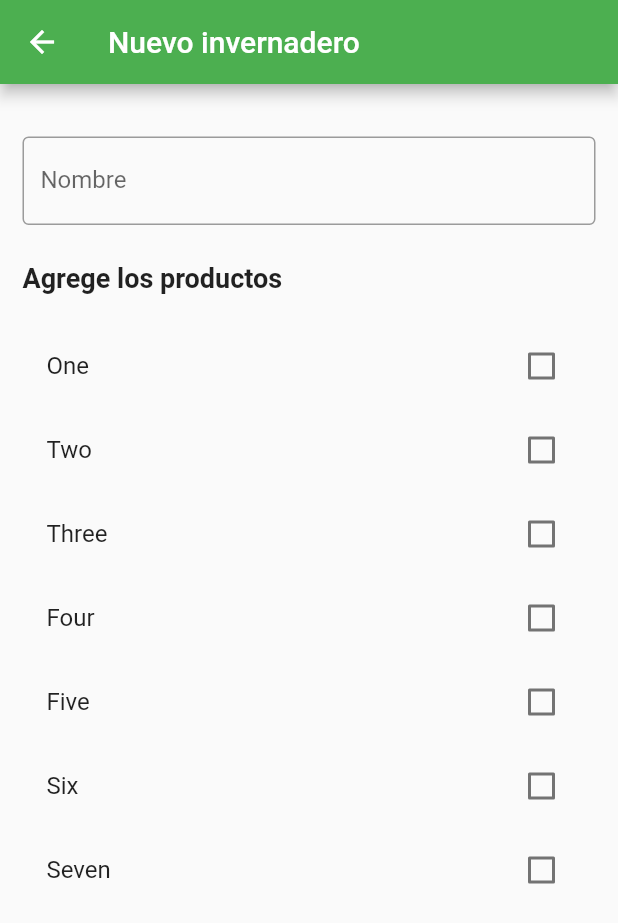
After one commit to cjosue15/flutter-pepinos, a Flutter app: the InvernaderoPageForm screen opened by its route, on a phone screen of 412 x 824 dp. The commit adds this screen. Shown: the top 923 px of the screen. Run offline on Flutter 3.47's test engine with Material 2 defaults, Android fonts, the phone set to English and light mode, and no system bars; our stand-ins replace dio.

Commit message:
feat(invernadero): init list and form pages

```diff
--- /dev/null
+++ b/lib/src/pages/invernaderos/invernadero_form_page.dart
@@ -0,0 +1,119 @@
+import 'package:flutter/material.dart';
+import 'package:pepinos/src/utils/constants.dart';
+
+class InvernaderoPageForm extends StatefulWidget {
+  @override
+  _InvernaderoPageFormState createState() => _InvernaderoPageFormState();
+}
+
+class _InvernaderoPageFormState extends State<InvernaderoPageForm> {
+  String _idInvernadero;
+  final _formKey = GlobalKey<FormState>();
+  Map<String, bool> numbers = {
+    'One': false,
+    'Two': false,
+    'Three': false,
+    'Four': false,
+    'Five': false,
+    'Six': false,
+    'Seven': false,
+  };
+
+  //   ProductosProvider _productosProvider = new ProductosProvider();
+  // final CustomAlertDialog _customAlertDialog = new CustomAlertDialog();
+  // Producto _producto = new Producto();
+  // bool _isSaving = false;
+  //
+  @override
+  void initState() {
+    super.initState();
+    Future.delayed(Duration.zero).then((_) async {
+      if (ModalRoute.of(context).settings.arguments != null) {
+        setState(() {
+          _idInvernadero = ModalRoute.of(context).settings.arguments;
+        });
+        // _producto = await _productosProvider.getProduct(_idProducto);
+        // _nameController.text = _producto.nombreProducto;
+        // _descripcionController.text = _producto.descripcion;
+      }
+    });
+  }
+
+  @override
+  Widget build(BuildContext context) {
+    return Scaffold(
+      appBar: AppBar(
+        title: Text(
+          '${_idInvernadero == null || _idInvernadero.isEmpty ? 'Nuevo' : 'Editar'} invernadero',
+        ),
+      ),
+      body: SingleChildScrollView(
+        child: Container(
+          padding: EdgeInsets.all(ConstantsForm.padding),
+          margin: EdgeInsets.only(top: ConstantsForm.margin),
+          child: Form(
+            key: _formKey,
+            child: Column(
+              // mainAxisSize: MainAxisSize.min,
+              // mainAxisAlignment: MainAxisAlignment.spaceAround,
+              children: <Widget>[
+                _createInvernaderoName(),
+                SizedBox(height: ConstantsForm.height),
+                Container(
+                  margin: EdgeInsets.only(bottom: 20.0),
+                  child: Align(
+                    alignment: Alignment.centerLeft,
+                    child: Text(
+                      'Agrege los productos',
+                      style: TextStyle(
+                          fontSize: 18.0, fontWeight: FontWeight.bold),
+                    ),
+                  ),
+                ),
+                _createCheckBoxProducts(),
+                // SizedBox(height: ConstantsForm.height),
+                // _createCheckBoxState(),
+                // SizedBox(height: ConstantsForm.height),
+                // _crearButton(context),
+                // SizedBox(height: ConstantsForm.height),
+              ],
+            ),
+          ),
+        ),
+      ),
+    );
+  }
+
+  Widget _createInvernaderoName() {
+    return TextFormField(
+      // controller: _nameController,
+      decoration: InputDecoration(
+        labelText: 'Nombre',
+        border: OutlineInputBorder(),
+      ),
+      // onSaved: (value) => _producto.nombreProducto = value,
+      // validator: (value) => validators.isTextEmpty(
+      //     value: value, length: 1, message: 'Ingrese el nombre'),
+    );
+  }
+
+  Widget _createCheckBoxProducts() {
+    return Container(
+      child: Column(
+        children: numbers.keys.map(
+          (String key) {
+            return CheckboxListTile(
+              title: Text(key),
+              value: numbers[key],
+              onChanged: (bool value) {
+                setState(() {
+                  numbers[key] = value;
+                });
+              },
+            );
+          },
+        ).toList(),
+      ),
+    );
+  }
+}
--- a/lib/src/routes/routes.dart
+++ b/lib/src/routes/routes.dart
@@ -1,6 +1,8 @@
 import 'package:flutter/material.dart';
 import 'package:pepinos/src/pages/cliente_detail_page.dart';
 import 'package:pepinos/src/pages/clientes_page.dart';
+import 'package:pepinos/src/pages/invernaderos/invernadero_form_page.dart';
+import 'package:pepinos/src/pages/invernaderos/invernadero_list_page.dart';
 import 'package:pepinos/src/pages/productos/productos_form_page.dart';
 import 'package:pepinos/src/pages/productos/productos_list_page.dart';
 import 'package:pepinos/src/pages/ventas_form.dart';
@@ -14,5 +16,7 @@ Map<String, WidgetBuilder> getAplicationRoutes() {
     'clientes/form': (BuildContext context) => ClienteDetailPage(),
     'productos': (BuildContext context) => ProductosListPage(),
     'productos/form': (BuildContext context) => ProductsFormPage(),
+    'invernaderos': (BuildContext context) => InvernaderoListPage(),
+    'invernaderos/form': (BuildContext context) => InvernaderoPageForm(),
   };
 }
```
Also changed, not shown: lib/src/pages/invernaderos/invernadero_list_page.dart (added, +91 -0 lines).
